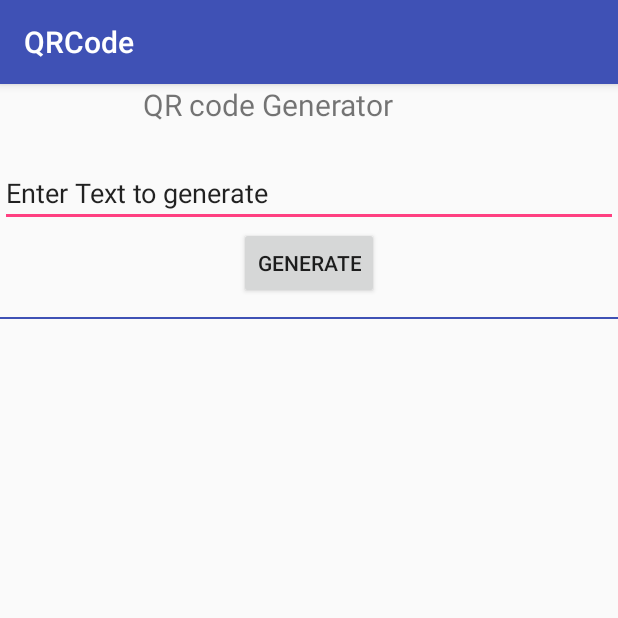
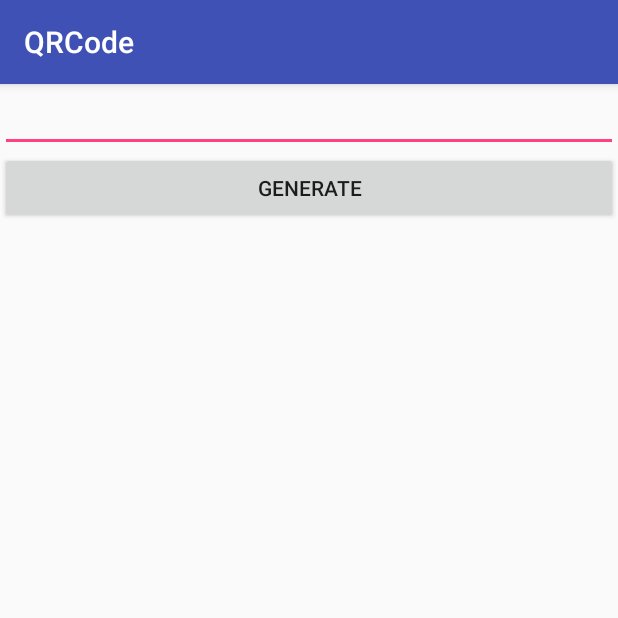
Before and after one commit to msjahun/QR_code_generator_and_reader_android, an Android app: the CustomisedGenerator screen opened directly, with no data from a screen before it, on a phone screen of 412 x 824 dp, the top half of it. Run offline under Robolectric (Android 15) with nearby library versions, the phone set to English and light mode, and no system bars; libraries missing offline, so code that uses them is left out: com.journeyapps.barcodescanner.

Commit message:
made some user Interface changes to the activity customised generator

```diff
--- a/app/src/main/res/layout/activity_customised_generator.xml
+++ b/app/src/main/res/layout/activity_customised_generator.xml
@@ -6,52 +6,30 @@
     android:layout_width="match_parent"
     android:layout_height="match_parent"
     tools:context=".CustomisedGenerator">
-    <TextView
-        android:layout_width="wrap_content"
+    <LinearLayout
+        android:layout_width="match_parent"
         android:layout_height="wrap_content"
+        android:orientation="vertical">
+        <EditText
+            android:layout_width="match_parent"
+            android:layout_height="wrap_content"
+            android:id="@+id/editText"/>
+        <Button
+            android:onClick="GenerateClick"
+            android:layout_width="match_parent"
+            android:layout_height="wrap_content"
+            android:text="Generate"/>
+
+    </LinearLayout>
+
+
+    <ImageView
+        android:id="@+id/imageViewBitmap"
+        android:layout_width="match_parent"
+        android:layout_height="391dp"
         android:layout_alignParentStart="true"
         android:layout_alignParentLeft="true"
         android:layout_alignParentTop="true"
-        android:layout_marginStart="95dp"
-        android:layout_marginLeft="95dp"
-        android:text="QR code Generator"
-        android:textSize="20dp" />
-
-
-    <EditText
-        android:layout_width="match_parent"
-        android:layout_height="wrap_content"
-        android:layout_marginTop="50dp"
-        android:text="Enter Text to generate"
-        android:id="@+id/text"/>
-
-
-    <Button
-        android:id="@+id/gen_btn"
-        android:layout_width="wrap_content"
-        android:layout_height="wrap_content"
-        android:layout_below="@+id/text"
-        android:layout_centerHorizontal="true"
-        android:text="Generate" />
-
-    <View
-        android:layout_width="match_parent"
-        android:layout_height="1dp"
-        android:layout_marginTop="155dp"
-        android:background="@color/colorPrimary"
-        />
-
-    <LinearLayout
-        android:layout_width="match_parent"
-        android:layout_height="343dp"
-        android:layout_alignParentBottom="true"
-        android:layout_alignParentStart="true"
-        android:layout_alignParentLeft="true"
-        android:layout_marginBottom="8dp">
-        <ImageView
-            android:layout_width="match_parent"
-            android:layout_height="match_parent"
-            android:id="@+id/image_ImageView"/>
-
-    </LinearLayout>
+        android:layout_marginTop="120dp"
+      />
 </RelativeLayout>
```
